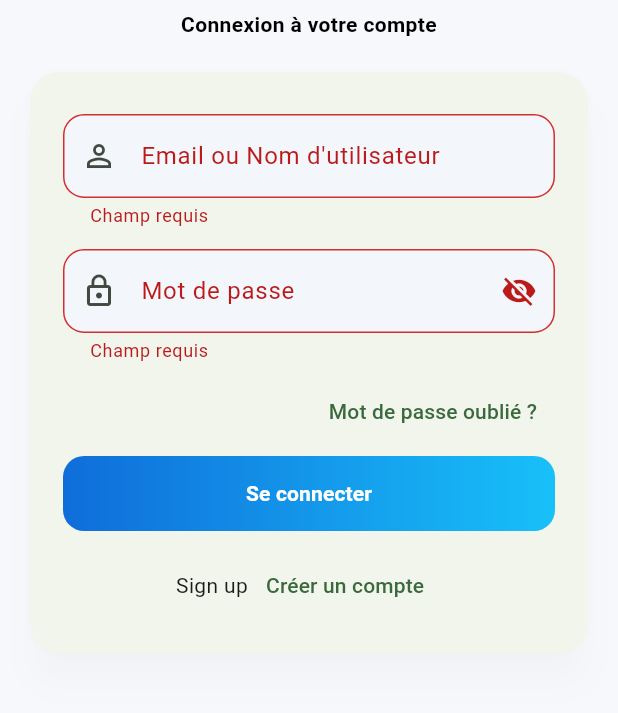
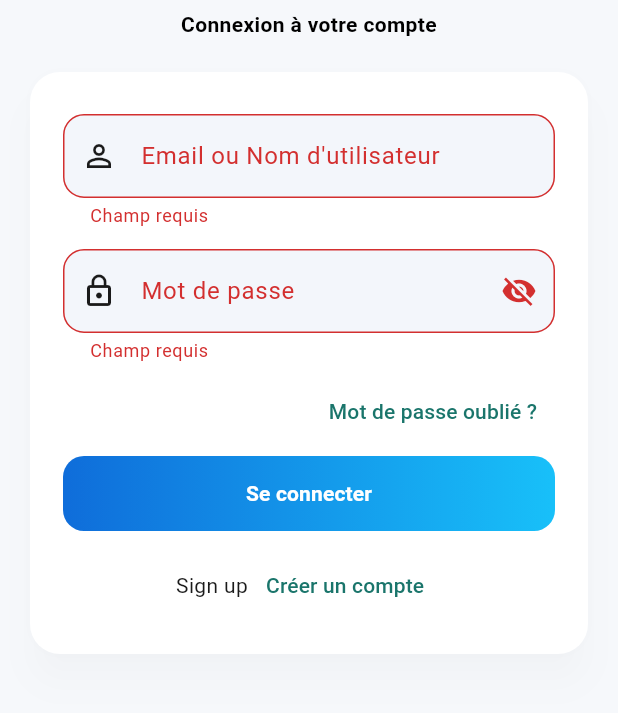
Before and after one commit to manoubi-der-rafrafi/yemchi-w-yji-Mobile, a Flutter app: the screen it shows after launch, after a tap on "Se connecter", on a phone screen of 412 x 824 dp, the part 465-1178 px from its top. Run offline on Flutter 3.47's test engine with Material 3 defaults, Android fonts, the phone set to English and light mode, and no system bars; our stand-ins replace dio, flutter_map, flutter_secure_storage, geocoding, geolocator, image_picker and 2 more.

Commit message:
merge error fixes

```diff
--- a/lib/core/app_theme.dart
+++ b/lib/core/app_theme.dart
@@ -1,60 +1,153 @@
 import 'package:flutter/material.dart';
 
-/// Palette inspirée du logo Yemchi w Yji
+/// Palette inspir?e du logo Yemchi w Yji
 class AppTheme {
-  // Dégradés du logo
+  // Brand colors
+  static const Color primary = Color(0xFF1A756B);
+  static const Color primaryPressed = Color(0xFF15635B);
+  static const Color accent = Color(0xFFEE8009);
+  static const Color support = Color(0xFFEFCA74);
+  static const Color secondaryAccent = Color(0xFFB47C3D);
+
+  // Neutrals
+  static const Color textPrimary = Color(0xFF1A1A1A);
+  static const Color textSecondary = Color(0xFF6B6B6B);
+  static const Color textDisabled = Color(0xFF9E9E9E);
+  static const Color surface = Color(0xFFFFFFFF);
+  static const Color border = Color(0xFFE0E0E0);
+  static const Color disabledFill = Color(0xFFCFCFCF);
+  static const Color disabledText = Color(0xFF8A8A8A);
+  static const Color error = Color(0xFFD32F2F);
+
+  // D?grad?s utilitaires
   static const Gradient gradWarm = LinearGradient(
-    colors: [Color(0xFFF6C300), Color(0xFFFF6A00), Color(0xFFFF3B2E)],
+    colors: [accent, support],
     begin: Alignment.centerLeft,
     end: Alignment.centerRight,
   );
   static const Gradient gradCool = LinearGradient(
-    colors: [Color(0xFF0058D9), Color(0xFF0A7BFF), Color(0xFF00C2FF)],
+    colors: [primary, support],
     begin: Alignment.centerLeft,
     end: Alignment.centerRight,
   );
 
-  static const Color blackText = Color(0xFF121212); // pour rappeler le logotype
-
   static ThemeData get light {
     final base = ThemeData(useMaterial3: true);
-    final scheme = ColorScheme.fromSeed(
-      seedColor: const Color(0xFF0A7BFF),
+    const scheme = ColorScheme(
       brightness: Brightness.light,
+      primary: primary,
+      onPrimary: Colors.white,
+      secondary: accent,
+      onSecondary: Colors.white,
+      tertiary: secondaryAccent,
+      onTertiary: Colors.white,
+      error: error,
+      onError: Colors.white,
+      surface: surface,
+      onSurface: textPrimary,
+      surfaceVariant: support,
+      onSurfaceVariant: textPrimary,
+      background: surface,
+      onBackground: textPrimary,
+      outline: border,
     );
 
     return base.copyWith(
-      colorScheme: scheme.copyWith(
-        primary: const Color(0xFF0A7BFF),
-        secondary: const Color(0xFFFF6A00),
-      ),
+      colorScheme: scheme,
+      scaffoldBackgroundColor: surface,
       textTheme: base.textTheme.apply(
-        bodyColor: blackText,
-        displayColor: blackText,
+        bodyColor: textPrimary,
+        displayColor: textPrimary,
       ),
       inputDecorationTheme: InputDecorationTheme(
         border: OutlineInputBorder(borderRadius: BorderRadius.circular(14)),
+        enabledBorder: OutlineInputBorder(
+          borderRadius: BorderRadius.circular(14),
+          borderSide: const BorderSide(color: border),
+        ),
+        focusedBorder: OutlineInputBorder(
+          borderRadius: BorderRadius.circular(14),
+          borderSide: const BorderSide(color: primary, width: 2),
+        ),
+        errorBorder: OutlineInputBorder(
+          borderRadius: BorderRadius.circular(14),
+          borderSide: const BorderSide(color: error),
+        ),
+        focusedErrorBorder: OutlineInputBorder(
+          borderRadius: BorderRadius.circular(14),
+          borderSide: const BorderSide(color: error, width: 2),
+        ),
         filled: true,
-        fillColor: scheme.surfaceVariant.withOpacity(0.35),
+        fillColor: surface,
       ),
       filledButtonTheme: FilledButtonThemeData(
         style: FilledButton.styleFrom(
+          backgroundColor: accent,
+          foregroundColor: Colors.white,
+          disabledBackgroundColor: disabledFill,
+          disabledForegroundColor: disabledText,
+          padding: const EdgeInsets.symmetric(vertical: 14, horizontal: 18),
+          shape: RoundedRectangleBorder(borderRadius: BorderRadius.circular(14)),
+        ),
+      ),
+      elevatedButtonTheme: ElevatedButtonThemeData(
+        style: ElevatedButton.styleFrom(
+          backgroundColor: accent,
+          foregroundColor: Colors.white,
+          disabledBackgroundColor: disabledFill,
+          disabledForegroundColor: disabledText,
           padding: const EdgeInsets.symmetric(vertical: 14, horizontal: 18),
           shape: RoundedRectangleBorder(borderRadius: BorderRadius.circular(14)),
         ),
       ),
       outlinedButtonTheme: OutlinedButtonThemeData(
         style: OutlinedButton.styleFrom(
+          foregroundColor: primary,
+          side: const BorderSide(color: border),
           padding: const EdgeInsets.symmetric(vertical: 14, horizontal: 18),
           shape: RoundedRectangleBorder(borderRadius: BorderRadius.circular(14)),
         ),
       ),
-      appBarTheme: const AppBarTheme(centerTitle: true, elevation: 0),
+      textButtonTheme: TextButtonThemeData(
+        style: TextButton.styleFrom(foregroundColor: primary),
+      ),
+      appBarTheme: const AppBarTheme(
+        centerTitle: true,
+        elevation: 0,
+        backgroundColor: primary,
+        foregroundColor: Colors.white,
+      ),
+      bottomNavigationBarTheme: const BottomNavigationBarThemeData(
+        backgroundColor: surface,
+        selectedItemColor: primary,
+        unselectedItemColor: textSecondary,
+        showUnselectedLabels: true,
+      ),
+      floatingActionButtonTheme: const FloatingActionButtonThemeData(
+        backgroundColor: accent,
+        foregroundColor: Colors.white,
+      ),
+      progressIndicatorTheme: const ProgressIndicatorThemeData(color: primary),
+      switchTheme: SwitchThemeData(
+        thumbColor: WidgetStateProperty.resolveWith<Color?>(
+          (states) => states.contains(WidgetState.selected) ? Colors.white : null,
+        ),
+        trackColor: WidgetStateProperty.resolveWith<Color?>(
+          (states) => states.contains(WidgetState.selected) ? primary : null,
+        ),
+      ),
+      tabBarTheme: const TabBarThemeData(
+        labelColor: primary,
+        unselectedLabelColor: textSecondary,
+        indicatorColor: primary,
+      ),
+      dividerTheme: const DividerThemeData(color: border),
+      cardTheme: const CardThemeData(color: surface),
     );
   }
 }
 
-/// Widget utilitaire pour peindre un dégradé en fond
+/// Widget utilitaire pour peindre un d?grad? en fond
 class GradientBackground extends StatelessWidget {
   const GradientBackground({super.key, required this.child});
   final Widget child;
@@ -66,7 +159,7 @@ class GradientBackground extends StatelessWidget {
         gradient: LinearGradient(
           begin: Alignment.topLeft,
           end: Alignment.bottomRight,
-          colors: [Color(0xFF0A7BFF), Color(0xFF00C2FF)],
+          colors: [Color(0xFFFFFFFF), Color(0xFFEFCA74)],
         ),
       ),
       child: child,
@@ -74,7 +167,7 @@ class GradientBackground extends StatelessWidget {
   }
 }
 
-/// Bouton plein avec texte en dégradé chaud
+/// Bouton plein avec texte en d?grad? chaud
 class WarmCTA extends StatelessWidget {
   const WarmCTA({super.key, required this.onPressed, required this.label});
   final VoidCallback? onPressed;
@@ -86,7 +179,7 @@ class WarmCTA extends StatelessWidget {
       onPressed: onPressed,
       child: ShaderMask(
         shaderCallback: (bounds) => const LinearGradient(
-          colors: [Color(0xFFF6C300), Color(0xFFFF6A00), Color(0xFFFF3B2E)],
+          colors: [AppTheme.accent, AppTheme.accent],
         ).createShader(Rect.fromLTWH(0, 0, bounds.width, bounds.height)),
         blendMode: BlendMode.srcIn,
         child: Text(label, style: const TextStyle(fontWeight: FontWeight.w700)),
@@ -95,7 +188,7 @@ class WarmCTA extends StatelessWidget {
   }
 }
 
-/// Titre avec texte noir et petit accent dégradé
+/// Titre avec texte noir et petit accent d?grad?
 class LogoTitle extends StatelessWidget {
   const LogoTitle({super.key});
   @override
--- a/lib/features/auth/controllers/auth_controller.dart
+++ b/lib/features/auth/controllers/auth_controller.dart
@@ -13,17 +13,27 @@ class AuthController {
   final ValueNotifier<bool> loading = ValueNotifier(false);
   final ValueNotifier<String?> error = ValueNotifier(null);
 
+  void _log(String message) {
+    if (kDebugMode) {
+      debugPrint('[AUTH_CTRL] $message');
+    }
+  }
+
   /// Login: récupère {token, user}, sauvegarde le token, met à jour l'état.
   Future<bool> login(String email, String password) async {
-    loading.value = true; error.value = null;
+    loading.value = true;
+    error.value = null;
+    _log('login() start email=$email');
     try {
       final res = await _svc.login(email: email, password: password);
       debugPrint('Auth token: ${res.token}');
       await TokenStorage.save(access: res.token, userId: res.user.id);
       currentUser.value = res.user;
+      _log('login() success userId=${res.user.id} role=${res.user.role.name}');
       return true;
     } catch (e) {
       error.value = e.toString();
+      _log('login() failed error=$e');
       return false;
     } finally {
       loading.value = false;
@@ -32,17 +42,28 @@ class AuthController {
 
   /// Si un token existe déjà, tenter /me pour restaurer la session.
   Future<void> loadMeIfToken() async {
-    if (!await TokenStorage.hasAccess()) return;
+    final hasAccess = await TokenStorage.hasAccess();
+    _log('loadMeIfToken() hasAccess=$hasAccess');
+    if (!hasAccess) return;
 
     final storedUserId = await TokenStorage.userId();
+    _log('loadMeIfToken() storedUserId=$storedUserId');
     if (storedUserId != null && storedUserId.isNotEmpty) {
       final user = await fetchUserById(storedUserId);
-      if (user != null) return;
+      if (user != null) {
+        _log('loadMeIfToken() restored from meById role=${user.role.name}');
+        return;
+      }
     }
 
     try {
       currentUser.value = await _svc.me(storedUserId!);
-    } catch (_) {}
+      _log(
+        'loadMeIfToken() restored from me() role=${currentUser.value?.role.name}',
+      );
+    } catch (e) {
+      _log('loadMeIfToken() failed error=$e');
+    }
   }
 
   /// Mettre à jour mon profil (PUT /me) puis rafraîchir l'état courant.
@@ -57,7 +78,8 @@ class AuthController {
     double? latitude,
     double? longitude,
   }) async {
-    loading.value = true; error.value = null;
+    loading.value = true;
+    error.value = null;
     try {
       final u = await _svc.updateMe(
         id: currentUser.value!.id, // <--- Passer l'ID ici
@@ -83,7 +105,8 @@ class AuthController {
 
   /// 🆕 Mise à jour complète d'un utilisateur (via toJson)
   Future<bool> updateUtilisateur(Utilisateur updated) async {
-    loading.value = true; error.value = null;
+    loading.value = true;
+    error.value = null;
     try {
       final u = await _svc.updateUtilisateur(updated);
       currentUser.value = u;
@@ -99,7 +122,8 @@ class AuthController {
   /// 🆕 Mettre à jour uniquement la zone
   Future<bool> updateZone(Zone zone) async {
     if (currentUser.value == null) return false;
-    loading.value = true; error.value = null;
+    loading.value = true;
+    error.value = null;
     try {
       final u = await _svc.updateZone(
         userId: currentUser.value!.id,
@@ -117,15 +141,15 @@ class AuthController {
 
   /// 🆕 Mettre à jour uniquement la sous-zone
   Future<bool> updateSousZone(SousZone sousZone) async {
-
     if (currentUser.value == null) return false;
-    loading.value = true; error.value = null;
+    loading.value = true;
+    error.value = null;
     try {
       final u = await _svc.updateSousZone(
         userId: currentUser.value!.id,
         sousZone: sousZone,
       );
-     // currentUser.value = u;
+      // currentUser.value = u;
       return true;
     } catch (e) {
       error.value = e.toString();
@@ -141,7 +165,8 @@ class AuthController {
     required double longitude,
   }) async {
     if (currentUser.value == null) return false;
-    loading.value = true; error.value = null;
+    loading.value = true;
+    error.value = null;
     try {
       final u = await _svc.updateLocalisation(
         userId: currentUser.value!.id,
@@ -183,18 +208,23 @@ class AuthController {
 
   /// Logout: efface les tokens et l'utilisateur courant.
   Future<void> logout() async {
+    _log('logout()');
     await TokenStorage.clear();
     currentUser.value = null;
   }
+
   Future<Utilisateur?> fetchUserById(String id) async {
     loading.value = true;
     error.value = null;
+    _log('fetchUserById() id=$id');
     try {
       final user = await _svc.meById(id);
       currentUser.value = user;
+      _log('fetchUserById() success role=${user.role.name}');
       return user;
     } catch (e) {
       error.value = e.toString();
+      _log('fetchUserById() failed error=$e');
       return null;
     } finally {
       loading.value = false;
--- a/lib/features/auth/pages/auth_gate.dart
+++ b/lib/features/auth/pages/auth_gate.dart
@@ -1,6 +1,8 @@
+import 'package:flutter/foundation.dart';
 import 'package:flutter/material.dart';
 import 'package:provider/provider.dart';
 import 'package:yemchi_wyji/core/models/utilisateur.dart';
+import 'package:yemchi_wyji/features/admin/pages/admin_home_page.dart';
 import 'package:yemchi_wyji/features/auth/controllers/auth_controller.dart';
 import 'package:yemchi_wyji/features/auth/pages/login_page.dart';
 import 'package:yemchi_wyji/features/client/client_home_navbar.dart';
@@ -15,14 +17,34 @@ class AuthGate extends StatefulWidget {
 
 class _AuthGateState extends State<AuthGate> {
   bool _initDone = false;
+  String? _lastLoggedUserId;
+  Role? _lastLoggedRole;
 
   @override
   void initState() {
     super.initState();
     final auth = context.read<AuthController>();
+    if (kDebugMode) {
+      debugPrint('[AUTH_GATE] init -> loadMeIfToken()');
+    }
     auth.loadMeIfToken().whenComplete(() {
+      if (kDebugMode) {
+        debugPrint('[AUTH_GATE] loadMeIfToken() completed');
+      }
       if (mounted) setState(() => _initDone = true);
     });
+  }
+
+  void _logRouteDecision(Utilisateur? user) {
+    if (!kDebugMode) return;
+    final userId = user?.id;
+    final role = user?.role;
+    if (_lastLoggedUserId == userId && _lastLoggedRole == role) return;
+    _lastLoggedUserId = userId;
+    _lastLoggedRole = role;
+    debugPrint(
+      '[AUTH_GATE] route decision -> userId=${user?.id}, role=${user?.role.name}',
+    );
   }
 
   @override
@@ -33,17 +55,15 @@ class _AuthGateState extends State<AuthGate> {
       return const Scaffold(body: Center(child: CircularProgressIndicator()));
     }
 
-    // 👉 On n'écoute QUE currentUser
     return ValueListenableBuilder(
       valueListenable: auth.currentUser,
       builder: (context, user, _) {
-        if (user == null ) return LoginPage();
-        else if (user.role == Role.client) {
-          return ClientHome();
-        } else if (user.role == Role.transporteur) {
-          return HomeCoursierPage();
-        }
-        else return LoginPage();
+        _logRouteDecision(user);
+        if (user == null) return LoginPage();
+        if (user.role == Role.client) return ClientHome();
+        if (user.role == Role.transporteur) return HomeCoursierPage();
+        if (user.role == Role.admin) return const AdminHomePage();
+        return LoginPage();
       },
     );
   }
--- a/lib/features/auth/pages/login_page.dart
+++ b/lib/features/auth/pages/login_page.dart
@@ -43,7 +43,18 @@ class _LoginPageState extends State<LoginPage> {
     if (!_formKey.currentState!.validate()) return;
     setState(() { _loading = true; _error = null; });
     try {
-      await context.read<AuthController>().login(_idCtrl.text.trim(), _pwdCtrl.text);
+      final auth = context.read<AuthController>();
+      final ok = await auth.login(_idCtrl.text.trim(), _pwdCtrl.text);
+      if (!ok) {
+        final message = auth.error.value ?? 'Identifiants invalides';
+        if (mounted) {
+          setState(() => _error = message);
+          ScaffoldMessenger.of(context).showSnackBar(
+            SnackBar(content: Text(message)),
+          );
+        }
+        return;
+      }
       if (mounted) Navigator.of(context).maybePop();
     } catch (e) {
       setState(() => _error = e.toString());
--- a/lib/features/client/client_home_navbar.dart
+++ b/lib/features/client/client_home_navbar.dart
@@ -30,8 +30,6 @@ class _ClientHomeState extends State<ClientHome> {
       bottomNavigationBar: BottomNavigationBar(
         type: BottomNavigationBarType.fixed,
         currentIndex: _currentIndex,
-        selectedItemColor: Colors.green,
-        unselectedItemColor: Colors.grey,
         onTap: (int index) {
           setState(() {
             _currentIndex = index;
--- a/lib/features/client/pages/ConfirmationCommandePage.dart
+++ b/lib/features/client/pages/ConfirmationCommandePage.dart
@@ -838,7 +838,7 @@ void goToNextStep() {
               ? const SizedBox(width: 20, height: 20, child: CircularProgressIndicator(color: Colors.white, strokeWidth: 2))
               : const Text("✔ Confirmer"),
             style: ElevatedButton.styleFrom(
-              backgroundColor: Colors.green,
+              backgroundColor: Theme.of(context).colorScheme.secondary,
               foregroundColor: Colors.white,
               padding: const EdgeInsets.symmetric(horizontal: 20, vertical: 15)
             ),
--- a/lib/features/client/pages/livrer_page.dart
+++ b/lib/features/client/pages/livrer_page.dart
@@ -405,7 +405,7 @@ class _LivrerPageState extends State<LivrerPage> {
             child: ElevatedButton(
               onPressed: hasProduits() ? goToConfirmationPage : null,
               style: ElevatedButton.styleFrom(
-                backgroundColor: Colors.green,
+                backgroundColor: Theme.of(context).colorScheme.secondary,
                 foregroundColor: Colors.white,
                 padding: const EdgeInsets.symmetric(vertical: 16),
                 elevation: 2,
--- a/lib/main.dart
+++ b/lib/main.dart
@@ -5,11 +5,13 @@ import 'package:provider/provider.dart';
 import 'package:yemchi_wyji/core/network/api.dart';
 import 'package:yemchi_wyji/features/auth/data/auth_user_service.dart';
 import 'package:yemchi_wyji/features/auth/controllers/auth_controller.dart';
+import 'package:yemchi_wyji/core/app_theme.dart';
 
 // 🧭 Pages
 import 'package:yemchi_wyji/features/auth/pages/auth_gate.dart';
 import 'package:yemchi_wyji/features/auth/pages/login_page.dart';
 import 'package:yemchi_wyji/features/auth/pages/signup_page.dart';
+import 'package:yemchi_wyji/features/admin/pages/admin_home_page.dart';
 import 'package:yemchi_wyji/features/client/client_home_navbar.dart';
 import 'package:yemchi_wyji/features/coursier/pages/home/home_coursier_page.dart';
 
@@ -37,10 +39,7 @@ class MyApp extends StatelessWidget {
       child: MaterialApp(
         debugShowCheckedModeBanner: false,
         title: 'Yemchi w Yji',
-        theme: ThemeData(
-          colorScheme: ColorScheme.fromSeed(seedColor: const Color(0xFF34D058)),
-          useMaterial3: true,
-        ),
+        theme: AppTheme.light,
 
         // ✅ Laisse AuthGate décider : LoginPage ou HomeCoursierPage
         home: const AuthGate(),
@@ -51,6 +50,7 @@ class MyApp extends StatelessWidget {
           '/signup': (_) => SignUpPage(),
           '/home_coursier': (_) => HomeCoursierPage(),
           '/home_client': (_) => ClientHome(),
+          '/home_admin': (_) => const AdminHomePage(),
         },
       ),
     );
```
Also changed, not shown: lib/core/models/utilisateur.dart (+21 -3 lines), lib/core/network/api.dart (+111 -35 lines), lib/features/admin/pages/admin_home_page.dart (added, +43 -0 lines), lib/features/auth/data/auth_user_service.dart (+32 -19 lines), lib/features/client/pages/amis_page.dart (+25 -8 lines), lib/features/client/pages/commandes_page.dart (+10 -8 lines), lib/features/client/pages/profil_page.dart (+11 -10 lines), pubspec.lock.
